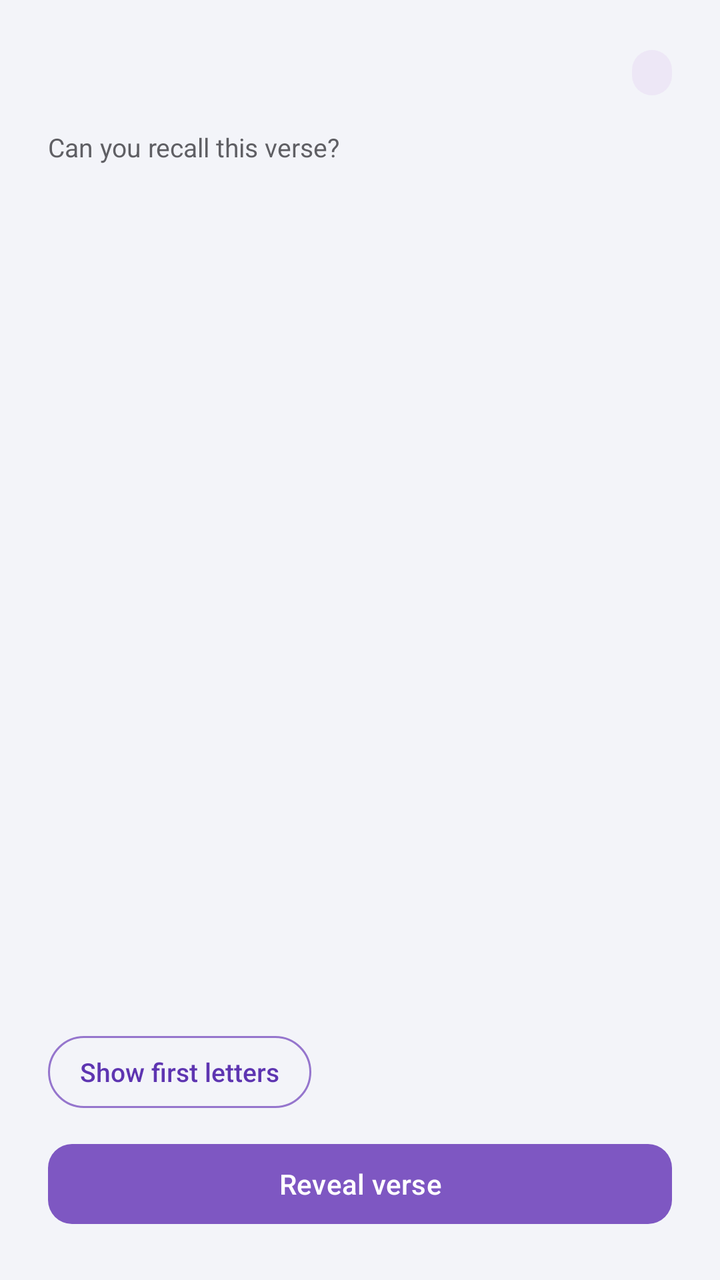
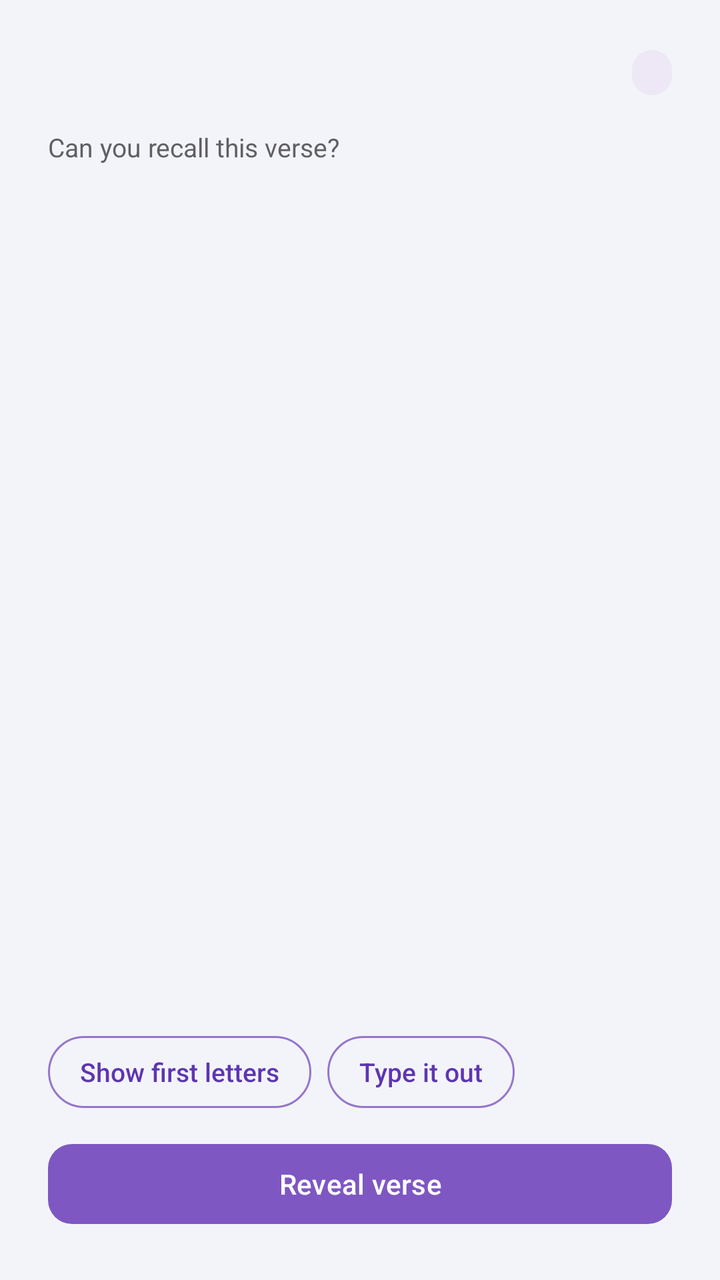

An Android layout rendered at two revisions. The XML below is the earlier revision; the diff shows what the commit changed to produce the second picture.
<!-- AndroidManifest.xml: application theme Theme.SpiritualTracker -->
<!-- res/layout/dialog_verse_quiz.xml -->
<?xml version="1.0" encoding="utf-8"?>
<LinearLayout xmlns:android="http://schemas.android.com/apk/res/android"
    xmlns:app="http://schemas.android.com/apk/res-auto"
    android:layout_width="match_parent"
    android:layout_height="wrap_content"
    android:orientation="vertical"
    android:padding="24dp">

    
    <LinearLayout
        android:layout_width="match_parent"
        android:layout_height="wrap_content"
        android:orientation="horizontal"
        android:gravity="center_vertical"
        android:layout_marginBottom="16dp">

        <TextView
            android:id="@+id/tvQuizReference"
            android:layout_width="0dp"
            android:layout_height="wrap_content"
            android:layout_weight="1"
            android:textColor="#1A1A2E"
            android:textSize="18sp"
            android:textStyle="bold"
            android:fontFamily="serif"/>

        <TextView
            android:id="@+id/tvQuizProgress"
            android:layout_width="wrap_content"
            android:layout_height="wrap_content"
            android:background="@drawable/progress_pill_bg"
            android:paddingStart="10dp"
            android:paddingEnd="10dp"
            android:paddingTop="4dp"
            android:paddingBottom="4dp"
            android:textColor="#7E57C2"
            android:textSize="11sp"
            android:textStyle="bold"/>
    </LinearLayout>

    <androidx.core.widget.NestedScrollView
        android:layout_width="match_parent"
        android:layout_height="0dp"
        android:layout_weight="1"
        android:maxHeight="300dp"
        android:layout_marginBottom="12dp">

        <LinearLayout
            android:layout_width="match_parent"
            android:layout_height="wrap_content"
            android:orientation="vertical">

            
            <TextView
                android:id="@+id/tvQuizLeadIn"
                android:layout_width="match_parent"
                android:layout_height="wrap_content"
                android:layout_marginBottom="12dp"
                android:textColor="#8A8494"
                android:textSize="13sp"
                android:textStyle="italic"
                android:lineSpacingMultiplier="1.3"
                android:visibility="gone"/>

            
            <TextView
                android:id="@+id/tvQuizPrompt"
                android:layout_width="match_parent"
                android:layout_height="wrap_content"
                android:text="Can you recall this verse?"
                android:textColor="#5F5F64"
                android:textSize="13sp"
                android:layout_marginBottom="12dp"/>

            
            <TextView
                android:id="@+id/tvQuizHint"
                android:layout_width="match_parent"
                android:layout_height="wrap_content"
                android:background="@drawable/bg_learn_text"
                android:padding="16dp"
                android:textColor="#1A1A2E"
                android:textSize="16sp"
                android:fontFamily="serif"
                android:lineSpacingMultiplier="1.5"
                android:layout_marginBottom="12dp"
                android:visibility="gone"/>

            
            <TextView
                android:id="@+id/tvQuizText"
                android:layout_width="match_parent"
                android:layout_height="wrap_content"
                android:textColor="#1A1A2E"
                android:textSize="16sp"
                android:fontFamily="serif"
                android:lineSpacingMultiplier="1.5"
                android:layout_marginBottom="12dp"
                android:visibility="gone"/>

        </LinearLayout>
    </androidx.core.widget.NestedScrollView>

    
    <com.google.android.material.button.MaterialButton
        android:id="@+id/btnFirstLetter"
        android:layout_width="wrap_content"
        android:layout_height="wrap_content"
        android:text="Show first letters"
        android:textAllCaps="false"
        android:letterSpacing="0"
        android:textSize="13sp"
        android:textColor="#5E35B1"
        android:layout_marginBottom="8dp"
        app:strokeColor="#9575CD"
        app:strokeWidth="1dp"
        style="@style/Widget.MaterialComponents.Button.OutlinedButton"
        app:cornerRadius="20dp"/>

    
    <com.google.android.material.button.MaterialButton
        android:id="@+id/btnLearnFirst"
        style="@style/Widget.MaterialComponents.Button.TextButton"
        android:layout_width="wrap_content"
        android:layout_height="wrap_content"
        android:layout_marginBottom="4dp"
        android:text="Not learned yet? Learn it first"
        android:letterSpacing="0"
        android:textAllCaps="false"
        android:textColor="#5E35B1"
        android:textSize="13sp"
        android:visibility="gone" />

    
    <com.google.android.material.button.MaterialButton
        android:id="@+id/btnReveal"
        android:layout_width="match_parent"
        android:layout_height="wrap_content"
        android:text="Reveal verse"
        android:textColor="#FFFFFF"
        app:backgroundTint="#7E57C2"
        app:cornerRadius="12dp"/>

    
    <include
        android:id="@+id/quizListen"
        layout="@layout/view_listen_controls"
        android:layout_width="match_parent"
        android:layout_height="wrap_content"
        android:layout_marginBottom="8dp"
        android:visibility="gone" />

    
    <TextView
        android:id="@+id/tvQuizPeeks"
        android:layout_width="match_parent"
        android:layout_height="wrap_content"
        android:layout_marginBottom="8dp"
        android:gravity="center_horizontal"
        android:textColor="#6A4FB0"
        android:textSize="13sp"
        android:visibility="gone"/>

    
    <LinearLayout
        android:id="@+id/layoutQuizActions"
        android:layout_width="match_parent"
        android:layout_height="wrap_content"
        android:orientation="horizontal"
        android:layout_marginTop="4dp"
        android:visibility="gone">

        <com.google.android.material.button.MaterialButton
            android:id="@+id/btnTryAgain"
            android:layout_width="0dp"
            android:layout_height="wrap_content"
            android:layout_weight="1"
            android:layout_marginEnd="8dp"
            android:text="Try again"
            android:textAllCaps="false"
            android:letterSpacing="0"
            app:strokeColor="#B39DDB"
            app:strokeWidth="1dp"
            style="@style/Widget.MaterialComponents.Button.OutlinedButton"
            app:cornerRadius="12dp"/>

        <com.google.android.material.button.MaterialButton
            android:id="@+id/btnGotIt"
            android:layout_width="0dp"
            android:layout_height="wrap_content"
            android:layout_weight="1"
            android:text="Got it! ✓"
            android:textColor="#FFFFFF"
            app:backgroundTint="#4CAF50"
            app:cornerRadius="12dp"/>
    </LinearLayout>

</LinearLayout>
<!-- res/layout/view_listen_controls.xml (included above) -->
<?xml version="1.0" encoding="utf-8"?>
<LinearLayout xmlns:android="http://schemas.android.com/apk/res/android"
    xmlns:app="http://schemas.android.com/apk/res-auto"
    android:layout_width="match_parent"
    android:layout_height="wrap_content"
    android:orientation="vertical">

    <LinearLayout
        android:layout_width="match_parent"
        android:layout_height="wrap_content"
        android:orientation="horizontal">

        <com.google.android.material.button.MaterialButton
            android:id="@+id/btnListen"
            style="@style/Widget.MaterialComponents.Button.UnelevatedButton"
            android:layout_width="0dp"
            android:layout_height="48dp"
            android:layout_weight="1"
            android:layout_marginEnd="5dp"
            android:insetTop="0dp"
            android:insetBottom="0dp"
            android:maxLines="1"
            android:paddingHorizontal="8dp"
            android:textAllCaps="false"
            android:textColor="#5E35B1"
            android:textSize="13sp"
            android:letterSpacing="0"
            app:backgroundTint="#EFE8FB"
            app:cornerRadius="24dp"
            app:icon="@drawable/ic_listen"
            app:iconGravity="textStart"
            app:iconPadding="6dp"
            app:iconSize="18dp"
            app:iconTint="@null" />

        <com.google.android.material.button.MaterialButton
            android:id="@+id/btnEcho"
            style="@style/Widget.MaterialComponents.Button.UnelevatedButton"
            android:layout_width="0dp"
            android:layout_height="48dp"
            android:layout_weight="1.35"
            android:layout_marginStart="5dp"
            android:insetTop="0dp"
            android:insetBottom="0dp"
            android:maxLines="1"
            android:paddingHorizontal="8dp"
            android:textAllCaps="false"
            android:textColor="#5E35B1"
            android:textSize="13sp"
            android:letterSpacing="0"
            app:backgroundTint="#EFE8FB"
            app:cornerRadius="24dp"
            app:icon="@drawable/ic_repeat_after"
            app:iconGravity="textStart"
            app:iconPadding="6dp"
            app:iconSize="18dp"
            app:iconTint="@null" />
    </LinearLayout>

    <LinearLayout
        android:layout_width="match_parent"
        android:layout_height="wrap_content"
        android:layout_marginTop="10dp"
        android:gravity="center_horizontal"
        android:orientation="horizontal">

        <TextView
            android:id="@+id/tvSpeed"
            android:layout_width="wrap_content"
            android:layout_height="wrap_content"
            android:layout_marginEnd="8dp"
            android:background="@drawable/progress_pill_bg"
            android:foreground="?attr/selectableItemBackground"
            android:paddingHorizontal="14dp"
            android:paddingVertical="6dp"
            android:textColor="#7E57C2"
            android:textSize="12sp"
            android:textStyle="bold" />

        <TextView
            android:id="@+id/tvTimes"
            android:layout_width="wrap_content"
            android:layout_height="wrap_content"
            android:background="@drawable/progress_pill_bg"
            android:foreground="?attr/selectableItemBackground"
            android:paddingHorizontal="14dp"
            android:paddingVertical="6dp"
            android:textColor="#7E57C2"
            android:textSize="12sp"
            android:textStyle="bold" />
    </LinearLayout>
</LinearLayout>
<!-- resources referenced by this layout -->
<resources>
  <!-- drawable bg_learn_text (drawable) -->
  <?xml version="1.0" encoding="utf-8"?>
  <shape xmlns:android="http://schemas.android.com/apk/res/android" android:shape="rectangle">
      <solid android:color="#F8F5FF" />
      <stroke android:width="1dp" android:color="#E6DDF7" />
      <corners android:radius="16dp" />
  </shape>
  <!-- drawable ic_listen (drawable) -->
  <?xml version="1.0" encoding="utf-8"?>
  <vector xmlns:android="http://schemas.android.com/apk/res/android"
      xmlns:aapt="http://schemas.android.com/aapt"
      android:width="24dp" android:height="24dp"
      android:viewportWidth="24" android:viewportHeight="24">
      <path android:pathData="M4.5,8.5h2.6l4.3,-3.9c0.65,-0.58 1.6,-0.12 1.6,0.75v13.3c0,0.87 -0.95,1.33 -1.6,0.75l-4.3,-3.9H4.5c-0.83,0 -1.5,-0.67 -1.5,-1.5v-4c0,-0.83 0.67,-1.5 1.5,-1.5zM15.2,8.3c1.1,0.95 1.8,2.3 1.8,3.7s-0.7,2.75 -1.8,3.7c-0.5,0.43 -1.2,0.05 -1.2,-0.6V8.9c0,-0.65 0.7,-1.03 1.2,-0.6zM16.4,4.4c2.7,1.6 4.6,4.4 4.6,7.6s-1.9,6 -4.6,7.6c-0.6,0.35 -1.3,-0.2 -1.1,-0.85c0.1,-0.25 0.3,-0.45 0.5,-0.6c2.1,-1.35 3.4,-3.6 3.4,-6.15s-1.3,-4.8 -3.4,-6.15c-0.2,-0.15 -0.4,-0.35 -0.5,-0.6c-0.2,-0.65 0.5,-1.2 1.1,-0.85z">
          <aapt:attr name="android:fillColor"><gradient android:type="linear" android:startX="3" android:startY="3" android:endX="21" android:endY="21"><item android:offset="0" android:color="#FFB58AD3"/><item android:offset="1" android:color="#FF6A1B9A"/></gradient></aapt:attr>
      </path>
      <path android:fillColor="#59FFFFFF" android:pathData="M4.6,9.6h2.4l1,-0.9v1.6H4.6c-0.2,0 -0.3,-0.1 -0.3,-0.3v-0.1c0,-0.2 0.1,-0.3 0.3,-0.3zM9,7.3l2.2,-2v1.5L9,8.8z" />
  </vector>
  <!-- drawable ic_repeat_after (drawable) -->
  <?xml version="1.0" encoding="utf-8"?>
  <vector xmlns:android="http://schemas.android.com/apk/res/android"
      xmlns:aapt="http://schemas.android.com/aapt"
      android:width="24dp" android:height="24dp"
      android:viewportWidth="24" android:viewportHeight="24">
      <path android:pathData="M9,4.5c2.2,0 4,1.8 4,4s-1.8,4 -4,4 -4,-1.8 -4,-4 1.8,-4 4,-4zM9,14c3.3,0 8,1.65 8,4.5v1c0,0.55 -0.45,1 -1,1H2c-0.55,0 -1,-0.45 -1,-1v-1C1,15.65 5.7,14 9,14zM16.7,5.6c1.9,1.75 1.9,4.65 0,6.4c-0.3,0.28 -0.75,0.25 -1.03,-0.03c-0.28,-0.3 -0.25,-0.75 0.03,-1.03c1.2,-1.15 1.2,-3.15 0,-4.3c-0.28,-0.28 -0.3,-0.73 -0.03,-1.03c0.28,-0.28 0.73,-0.3 1.03,-0.01zM19.4,3c3.4,3.2 3.4,8.4 0,11.6c-0.3,0.28 -0.75,0.27 -1.03,-0.02c-0.28,-0.3 -0.27,-0.75 0.02,-1.03c2.8,-2.65 2.8,-6.85 0,-9.5c-0.3,-0.28 -0.3,-0.73 -0.02,-1.03c0.28,-0.3 0.73,-0.3 1.03,-0.02z">
          <aapt:attr name="android:fillColor"><gradient android:type="linear" android:startX="3" android:startY="3" android:endX="21" android:endY="21"><item android:offset="0" android:color="#FFB58AD3"/><item android:offset="1" android:color="#FF6A1B9A"/></gradient></aapt:attr>
      </path>
      <path android:fillColor="#59FFFFFF" android:pathData="M7.4,5.9c0.9,-0.5 2,-0.5 2.6,-0.1c0.25,0.15 0.15,0.5 -0.15,0.5c-1.4,0.05 -2.5,1 -2.9,2.2c-0.1,0.3 -0.5,0.25 -0.5,-0.05c0,-1 0.4,-2 0.95,-2.55z" />
  </vector>
  <!-- drawable progress_pill_bg (drawable) -->
  <?xml version="1.0" encoding="utf-8"?>
  <shape xmlns:android="http://schemas.android.com/apk/res/android"
      android:shape="rectangle">
      <solid android:color="#EDE7F6"/>
      <corners android:radius="20dp"/>
  </shape>
  <style name="Theme.SpiritualTracker" parent="Base.Theme.SpiritualTracker" />
  <style name="Base.Theme.SpiritualTracker" parent="Theme.Material3.Light.NoActionBar">
          <item name="colorPrimary">#7E57C2</item>
          <item name="colorOnPrimary">#FFFFFF</item>
          <item name="colorSecondaryContainer">#D1C4E9</item>
          <item name="colorOnSecondaryContainer">#7E57C2</item>
          <item name="android:windowBackground">#F3F4F9</item>
          
          <item name="android:navigationBarColor">#F5F5F5</item>
          <item name="android:windowLightNavigationBar" tools:targetApi="27">true</item>
      </style>
</resources>

<!-- the commit's change to res/layout/dialog_verse_quiz.xml (unified diff, before → after) -->
@@ -98,24 +98,91 @@
                 android:layout_marginBottom="12dp"
                 android:visibility="gone"/>
 
+            
+            <com.google.android.material.textfield.TextInputLayout
+                android:id="@+id/tilTypeIt"
+                style="@style/Widget.MaterialComponents.TextInputLayout.OutlinedBox"
+                android:layout_width="match_parent"
+                android:layout_height="wrap_content"
+                android:layout_marginBottom="8dp"
+                android:hint="Type it from memory"
+                android:textColorHint="#6E6880"
+                android:visibility="gone"
+                app:boxBackgroundColor="#F8F5FF"
+                app:boxCornerRadiusBottomEnd="12dp"
+                app:boxCornerRadiusBottomStart="12dp"
+                app:boxCornerRadiusTopEnd="12dp"
+                app:boxCornerRadiusTopStart="12dp"
+                app:boxStrokeColor="#7E57C2"
+                app:helperText="Tip: tap the mic on your keyboard to say it instead."
+                app:helperTextTextColor="#6E6880"
+                app:hintTextColor="#7E57C2">
+
+                <com.google.android.material.textfield.TextInputEditText
+                    android:id="@+id/etTypeIt"
+                    android:layout_width="match_parent"
+                    android:layout_height="wrap_content"
+                    android:gravity="top|start"
+                    android:inputType="textMultiLine|textCapSentences"
+                    android:maxLines="10"
+                    android:minLines="5"
+                    android:scrollbars="vertical"
+                    android:textColor="#1A1A2E"
+                    android:textSize="15sp" />
+            </com.google.android.material.textfield.TextInputLayout>
+
+            <com.google.android.material.button.MaterialButton
+                android:id="@+id/btnCheck"
+                android:layout_width="match_parent"
+                android:layout_height="wrap_content"
+                android:layout_marginBottom="8dp"
+                android:text="Check"
+                android:textAllCaps="false"
+                android:textColor="#FFFFFF"
+                android:visibility="gone"
+                app:backgroundTint="#7E57C2"
+                app:cornerRadius="12dp" />
+
         </LinearLayout>
     </androidx.core.widget.NestedScrollView>
 
     
-    <com.google.android.material.button.MaterialButton
-        android:id="@+id/btnFirstLetter"
-        android:layout_width="wrap_content"
-        android:layout_height="wrap_content"
-        android:text="Show first letters"
-        android:textAllCaps="false"
-        android:letterSpacing="0"
-        android:textSize="13sp"
-        android:textColor="#5E35B1"
+    <LinearLayout
+        android:id="@+id/rowHints"
+        android:layout_width="match_parent"
+        android:layout_height="wrap_content"
         android:layout_marginBottom="8dp"
-        app:strokeColor="#9575CD"
-        app:strokeWidth="1dp"
-        style="@style/Widget.MaterialComponents.Button.OutlinedButton"
-        app:cornerRadius="20dp"/>
+        android:orientation="horizontal">
+
+        <com.google.android.material.button.MaterialButton
+            android:id="@+id/btnFirstLetter"
+            android:layout_width="wrap_content"
+            android:layout_height="wrap_content"
+            android:text="Show first letters"
+            android:textAllCaps="false"
+            android:letterSpacing="0"
+            android:textSize="13sp"
+            android:textColor="#5E35B1"
+            android:layout_marginEnd="8dp"
+            app:strokeColor="#9575CD"
+            app:strokeWidth="1dp"
+            style="@style/Widget.MaterialComponents.Button.OutlinedButton"
+            app:cornerRadius="20dp"/>
+
+        <com.google.android.material.button.MaterialButton
+            android:id="@+id/btnTypeIt"
+            style="@style/Widget.MaterialComponents.Button.OutlinedButton"
+            android:layout_width="wrap_content"
+            android:layout_height="wrap_content"
+            android:letterSpacing="0"
+            android:text="Type it out"
+            android:textAllCaps="false"
+            android:textColor="#5E35B1"
+            android:textSize="13sp"
+            app:cornerRadius="20dp"
+            app:strokeColor="#9575CD"
+            app:strokeWidth="1dp" />
+    </LinearLayout>
 
     
     <com.google.android.material.button.MaterialButton
@@ -149,6 +216,17 @@
         android:layout_height="wrap_content"
         android:layout_marginBottom="8dp"
         android:visibility="gone" />
+
+    
+    <TextView
+        android:id="@+id/tvCheckSummary"
+        android:layout_width="match_parent"
+        android:layout_height="wrap_content"
+        android:layout_marginBottom="6dp"
+        android:lineSpacingMultiplier="1.25"
+        android:textColor="#1A1A2E"
+        android:textSize="13sp"
+        android:visibility="gone"/>
 
     
     <TextView
